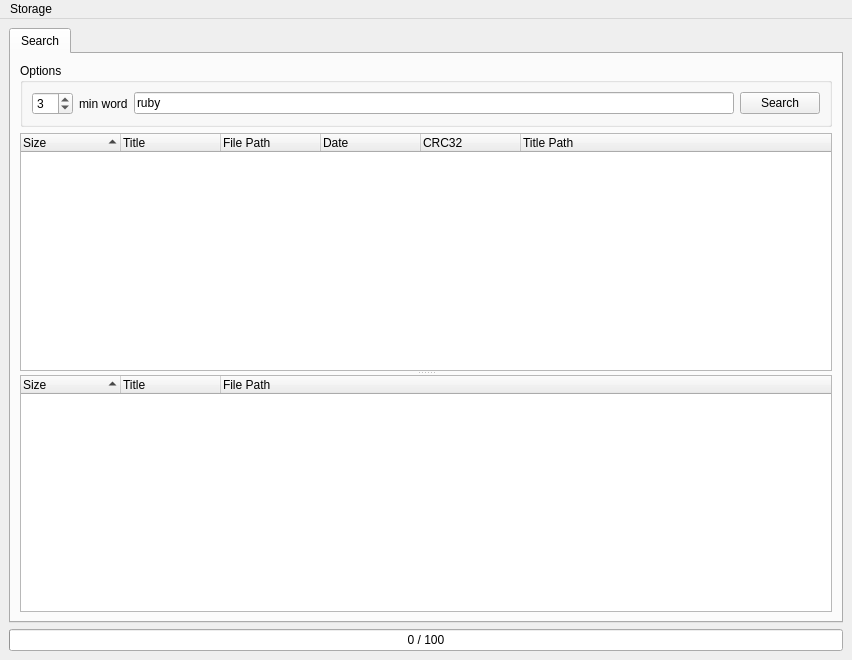
The window that resources/form.ui (sanami/qt-books) describes before a commit, drawn with Qt 5.
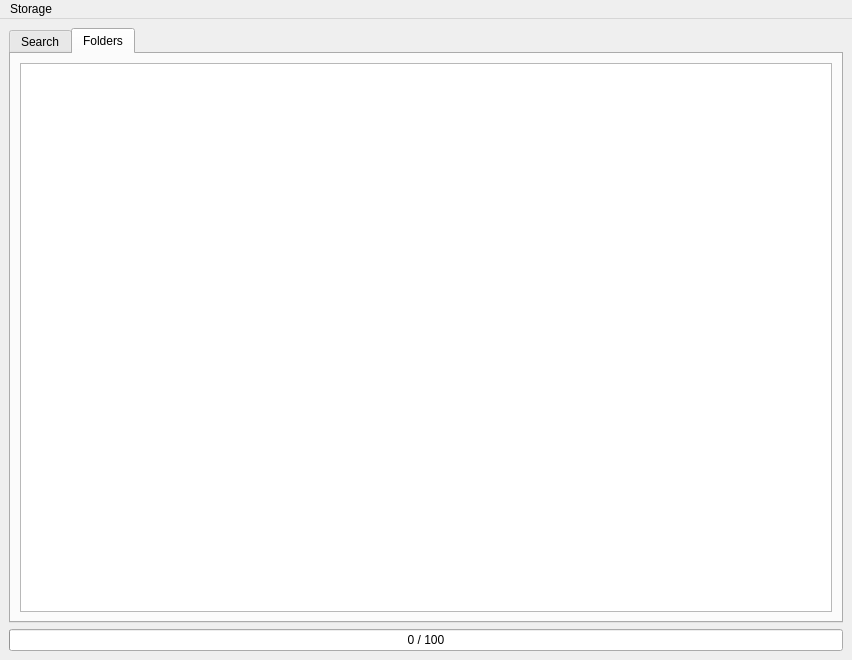
The same window after the commit. The open tabs and pages were chosen to show the change. Icons and pictures are not drawn.

Commit message: Live folders search

The edit to the form file:
```diff
--- a/resources/form.ui
+++ b/resources/form.ui
@@ -165,6 +165,16 @@
         </item>
        </layout>
       </widget>
+      <widget class="QWidget" name="tab_2">
+       <attribute name="title">
+        <string>Folders</string>
+       </attribute>
+       <layout class="QGridLayout" name="gridLayout_3">
+        <item row="0" column="0">
+         <widget class="QPlainTextEdit" name="live_folders"/>
+        </item>
+       </layout>
+      </widget>
      </widget>
     </item>
     <item row="1" column="0">
```
Left out of the diff: 2 changed lines with no effect on the pictures. The commit also changes 6 other files.
